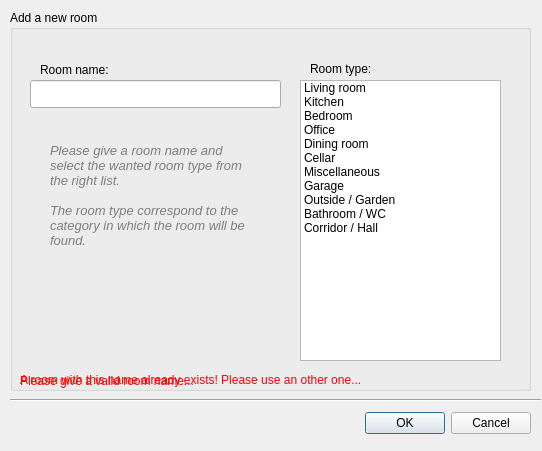
Old version of the form data/DialogNewRoom.ui in the repository calaos/calaos_installer.
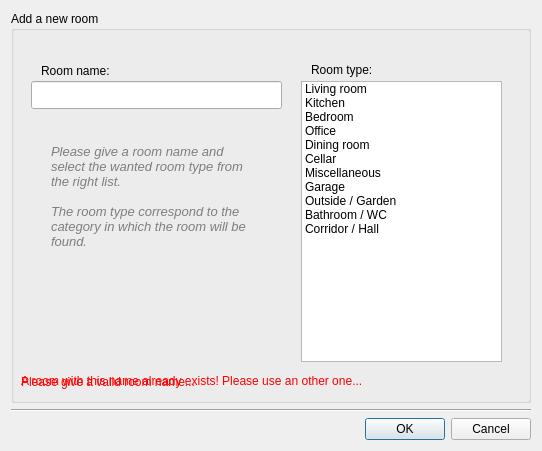
New version of the form. Icons and pictures are not drawn.

```diff
--- a/data/DialogNewRoom.ui
+++ b/data/DialogNewRoom.ui
@@ -44,44 +44,9 @@
   <property name="modal">
    <bool>true</bool>
   </property>
-  <widget class="QDialogButtonBox" name="buttonBox">
-   <property name="geometry">
-    <rect>
-     <x>10</x>
-     <y>410</y>
-     <width>521</width>
-     <height>27</height>
-    </rect>
-   </property>
-   <property name="orientation">
-    <enum>Qt::Horizontal</enum>
-   </property>
-   <property name="standardButtons">
-    <set>QDialogButtonBox::Cancel|QDialogButtonBox::Ok</set>
-   </property>
-  </widget>
-  <widget class="Line" name="line">
-   <property name="geometry">
-    <rect>
-     <x>10</x>
-     <y>390</y>
-     <width>531</width>
-     <height>20</height>
-    </rect>
-   </property>
-   <property name="orientation">
-    <enum>Qt::Horizontal</enum>
-   </property>
-  </widget>
+  <layout class="QVBoxLayout" name="verticalLayout">
+   <item>
   <widget class="QGroupBox" name="groupBox">
-   <property name="geometry">
-    <rect>
-     <x>10</x>
-     <y>10</y>
-     <width>521</width>
-     <height>381</height>
-    </rect>
-   </property>
    <property name="title">
     <string>Add a new room</string>
    </property>
@@ -402,6 +367,25 @@
     </property>
    </widget>
   </widget>
+   </item>
+   <item>
+    <widget class="Line" name="line">
+     <property name="orientation">
+      <enum>Qt::Horizontal</enum>
+     </property>
+    </widget>
+   </item>
+   <item>
+    <widget class="QDialogButtonBox" name="buttonBox">
+     <property name="orientation">
+      <enum>Qt::Horizontal</enum>
+     </property>
+     <property name="standardButtons">
+      <set>QDialogButtonBox::Cancel|QDialogButtonBox::Ok</set>
+     </property>
+    </widget>
+   </item>
+  </layout>
  </widget>
  <resources>
   <include location="resources.qrc"/>
```
Lines whose indentation alone changed are shown as unchanged.
